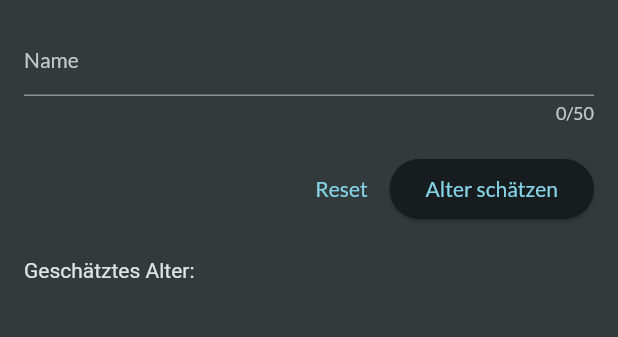
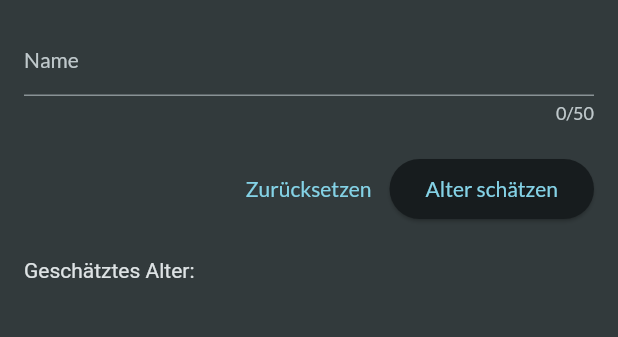
Before and after one commit to ktriphahn/age_estimation_neon, a Flutter app: the screen it shows after launch, on a phone screen of 412 x 824 dp, the part 84-421 px from its top. Run offline on Flutter 3.47's test engine with Material 2 defaults, Android fonts, the phone set to English and light mode, and no system bars; our stand-ins replace flutter_bloc, google_fonts.

Commit message:
rename reset button

```diff
--- a/lib/screens/home_screen.dart
+++ b/lib/screens/home_screen.dart
@@ -72,7 +72,7 @@ class _HomeScreenState extends State<HomeScreen> {
                   onPressed: () {
                     _reset(context);
                   },
-                  child: const Text('Reset'),
+                  child: const Text('Zurücksetzen'),
                 ),
                 ElevatedButton(
                   child: const Text('Alter schätzen'),
```
